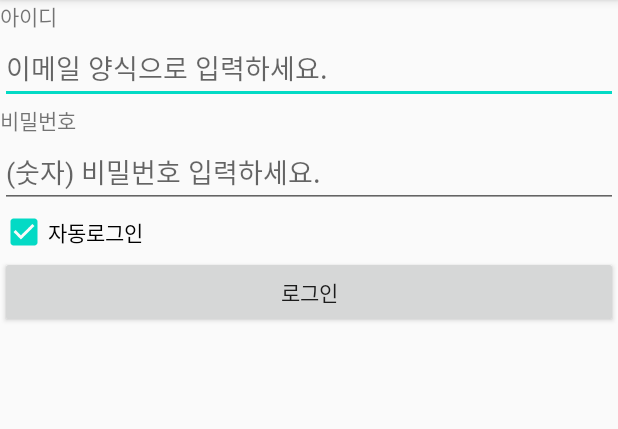
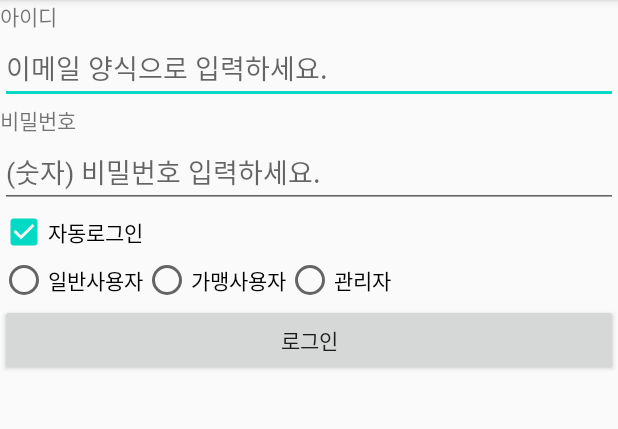
Before and after one commit to jsdev2013/UIPractices_20200526, an Android app: the screen it shows after launch (MainActivity), on a phone screen of 412 x 824 dp, the part 84-513 px from its top. Run offline under Robolectric (Android 15) with nearby library versions, the phone set to English and light mode, and no system bars.

Commit message:
RadioGroup 활용예제

```diff
--- a/app/src/main/res/layout/activity_main.xml
+++ b/app/src/main/res/layout/activity_main.xml
@@ -37,13 +37,28 @@ tools:context=".MainActivity">
         android:text="자동로그인"
         android:checked="true"/>
 
+    <RadioGroup
+        android:layout_width="match_parent"
+        android:layout_height="wrap_content"
+        android:orientation="horizontal">
+
+        <RadioButton
+            android:layout_width="wrap_content"
+            android:layout_height="wrap_content"
+            android:text="일반사용자"/>
+        <RadioButton
+            android:layout_width="wrap_content"
+            android:layout_height="wrap_content"
+            android:text="가맹사용자"/>
+        <RadioButton
+            android:layout_width="wrap_content"
+            android:layout_height="wrap_content"
+            android:text="관리자"/>
+    </RadioGroup>
+
     <Button
         android:layout_width="match_parent"
         android:layout_height="wrap_content"
         android:text="로그인"/>
 
-
-
-
-
 </LinearLayout>
```
